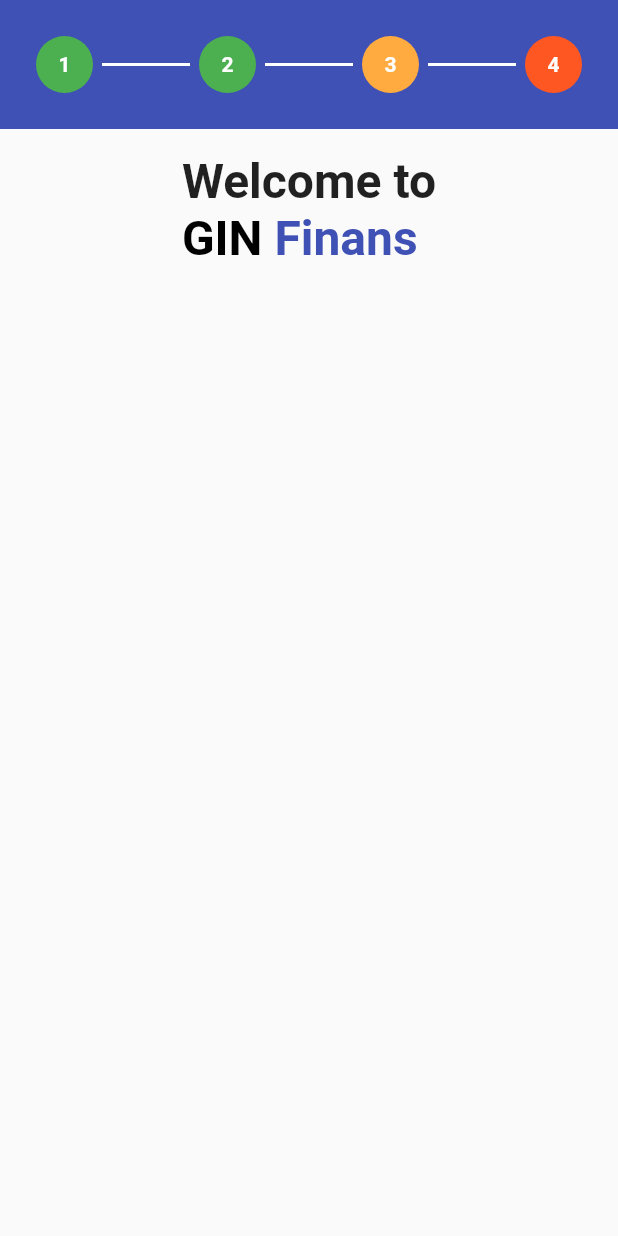
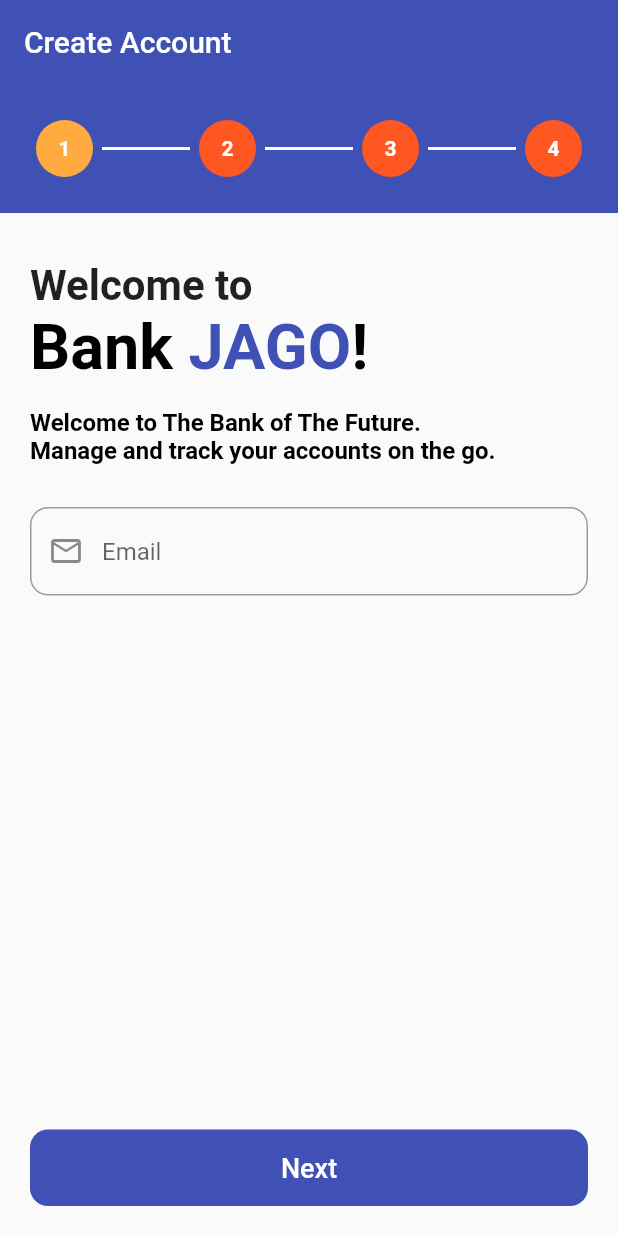
Before and after one commit to FungkiPandu/flutter_mini_register, a Flutter app: the screen it shows after launch, on a phone screen of 412 x 824 dp. Run offline on Flutter 3.47's test engine with Material 2 defaults, Android fonts, the phone set to English and light mode, and no system bars.

Commit message:
feat!: create page1 UI + update minimum sdk version to 2.12.0

```diff
--- /dev/null
+++ b/lib/component/my_button.dart
@@ -0,0 +1,34 @@
+import 'package:flutter/material.dart';
+
+class MyButton extends StatelessWidget {
+  final String text;
+  final Color? color;
+  final Function()? onPressed;
+
+  const MyButton({Key? key, this.text = "", this.color, this.onPressed})
+      : super(key: key);
+
+  @override
+  Widget build(BuildContext context) {
+    return Container(
+      padding: EdgeInsets.fromLTRB(20, 12, 20, 20),
+      width: MediaQuery.of(context).size.width,
+      child: ElevatedButton(
+        child: Text(text),
+        style: ElevatedButton.styleFrom(
+          primary: color,
+          padding: EdgeInsets.all(15),
+          elevation: 0,
+          shape: RoundedRectangleBorder(
+            borderRadius: BorderRadius.circular(12.0),
+          ),
+          textStyle: TextStyle(
+            fontSize: 18,
+            fontWeight: FontWeight.w500,
+          ),
+        ),
+        onPressed: onPressed,
+      ),
+    );
+  }
+}
--- a/lib/component/my_stepper.dart
+++ b/lib/component/my_stepper.dart
@@ -7,13 +7,12 @@ class MyStepper extends StatelessWidget {
   final double fontSize;
 
   const MyStepper({
-    Key key,
-    @required this.stepCount,
+    Key? key,
+    required this.stepCount,
     this.currentStep = 1,
     this.paddingSize = 8,
     this.fontSize = 12,
-  })  : assert(stepCount != null),
-        assert(currentStep > 0 && currentStep <= stepCount),
+  })  : assert(currentStep > 0 && currentStep <= stepCount),
         super(key: key);
 
   @override
--- /dev/null
+++ b/lib/component/my_text_field.dart
@@ -0,0 +1,28 @@
+import 'package:flutter/material.dart';
+
+class MyTextField extends StatelessWidget {
+  final String? hintText;
+  final IconData? prefixIcon;
+  final Color fillColor;
+
+  const MyTextField(
+      {Key? key,
+      this.hintText,
+      this.prefixIcon,
+      this.fillColor = Colors.white60})
+      : super(key: key);
+
+  @override
+  Widget build(BuildContext context) {
+    return TextField(
+      decoration: new InputDecoration(
+        prefixIcon: Icon(Icons.email_outlined),
+        border: OutlineInputBorder(
+          borderRadius: BorderRadius.circular(12),
+        ),
+        hintText: hintText,
+        fillColor: fillColor,
+      ),
+    );
+  }
+}
--- /dev/null
+++ b/lib/component/template/register_stepper.dart
@@ -0,0 +1,25 @@
+import 'package:flutter/material.dart';
+
+import '../my_stepper.dart';
+
+class RegisterStepper extends StatelessWidget {
+  final int currentStep;
+
+  const RegisterStepper({Key? key, this.currentStep = 1}) : super(key: key);
+
+  @override
+  Widget build(BuildContext context) {
+    return Container(
+      color: Theme.of(context).primaryColor,
+      child: Padding(
+        padding: EdgeInsets.all(24),
+        child: MyStepper(
+          stepCount: 4,
+          currentStep: currentStep,
+          fontSize: 14,
+          paddingSize: 12,
+        ),
+      ),
+    );
+  }
+}
--- a/lib/screen/register/page1_email/email_page.dart
+++ b/lib/screen/register/page1_email/email_page.dart
@@ -1,8 +1,10 @@
 import 'package:flutter/material.dart';
-import 'package:flutter_mini_register/component/my_stepper.dart';
+import 'package:flutter_mini_register/component/my_button.dart';
+import 'package:flutter_mini_register/component/my_text_field.dart';
+import 'package:flutter_mini_register/component/template/register_stepper.dart';
 
 class EmailPage extends StatefulWidget {
-  EmailPage({Key key}) : super(key: key);
+  EmailPage({Key? key}) : super(key: key);
 
   @override
   _EmailPageState createState() => _EmailPageState();
@@ -12,66 +14,88 @@ class _EmailPageState extends State<EmailPage> {
   @override
   Widget build(BuildContext context) {
     return Scaffold(
-      body: Container(
-        height: MediaQuery.of(context).size.height,
+      appBar: AppBar(
+        title: Text("Create Account"),
+      ),
+      body: Column(children: [_header(), _body()]),
+    );
+  }
+
+  Widget _header() => RegisterStepper(currentStep: 1);
+
+  Widget _body() {
+    return Expanded(
       child: Column(
         mainAxisSize: MainAxisSize.max,
-          children: [
-            Container(
-              color: Theme.of(context).primaryColor,
-              child: SafeArea(
-                child: Padding(
-                  padding: EdgeInsets.all(24),
-                  child: MyStepper(
-                    stepCount: 4,
-                    currentStep: 3,
-                    fontSize: 14,
-                    paddingSize: 12,
-                  ),
-                ),
-              ),
-            ),
-            Padding(
-              padding: EdgeInsets.all(16),
-              child: Column(
         crossAxisAlignment: CrossAxisAlignment.start,
         children: [
-                  Text(
-                    "Welcome to",
-                    style: TextStyle(
-                      fontSize: 32,
-                      fontWeight: FontWeight.bold,
-                    ),
-                  ),
-                  Text.rich(
-                    TextSpan(
-                      style: TextStyle(
-                        fontSize: 32,
-                        fontWeight: FontWeight.bold,
-                      ),
+          Expanded(
+            child: ListView(
+              padding: EdgeInsets.all(20),
               children: [
-                        TextSpan(
-                          text: 'GIN ',
-                          style: TextStyle(
-                            color: Colors.black,
-                            fontWeight: FontWeight.bold,
-                          ),
-                        ),
-                        TextSpan(
-                          text: 'Finans',
-                          style: TextStyle(
-                            color: Theme.of(context).primaryColor,
-                          ),
+                SizedBox(height: 12),
+                ..._welcomeHeaders(),
+                SizedBox(height: 16),
+                _welcomeText,
+                SizedBox(height: 28),
+                MyTextField(
+                  prefixIcon: Icons.email_outlined,
+                  hintText: "Email",
                 ),
               ],
             ),
           ),
+          _nextButton(),
         ],
       ),
+    );
+  }
+
+  List<Widget> _welcomeHeaders() {
+    return [
+      Text(
+        "Welcome to",
+        style: TextStyle(fontSize: 28, fontWeight: FontWeight.bold),
+      ),
+      Text.rich(
+        TextSpan(
+          style: TextStyle(fontSize: 42, fontWeight: FontWeight.bold),
+          children: [
+            TextSpan(
+              text: 'Bank ',
+              style: TextStyle(color: Colors.black),
+            ),
+            TextSpan(
+              text: 'JAGO',
+              style: TextStyle(color: Theme.of(context).primaryColor),
+            ),
+            TextSpan(
+              text: '!',
+              style: TextStyle(color: Colors.black),
             ),
           ],
         ),
       ),
+    ];
+  }
+
+  Widget _welcomeText = Text(
+    "Welcome to The Bank of The Future.\n"
+    "Manage and track your accounts on the go.",
+    style: TextStyle(
+      fontSize: 16,
+      color: Colors.black,
+      fontWeight: FontWeight.w600,
+    ),
+  );
+
+  Widget _nextButton() {
+    return MyButton(
+      text: 'Next',
+      onPressed: () {
+        //TODO: open next page
+        FocusScope.of(context).unfocus();
+      },
     );
   }
 }
--- a/lib/screen/register/page2_password/password_page.dart
+++ b/lib/screen/register/page2_password/password_page.dart
@@ -1,7 +1,7 @@
 import 'package:flutter/material.dart';
 
 class PasswordPage extends StatefulWidget {
-  PasswordPage({Key key}) : super(key: key);
+  PasswordPage({Key? key}) : super(key: key);
 
   @override
   _PasswordPageState createState() => _PasswordPageState();
--- a/lib/screen/register/page3_personal_info/personal_info_page.dart
+++ b/lib/screen/register/page3_personal_info/personal_info_page.dart
@@ -1,7 +1,7 @@
 import 'package:flutter/material.dart';
 
 class PersonalInfo extends StatefulWidget {
-  PersonalInfo({Key key}) : super(key: key);
+  PersonalInfo({Key? key}) : super(key: key);
 
   @override
   _PersonalInfoState createState() => _PersonalInfoState();
--- a/lib/screen/register/page4_schedule_vidcall/schedule_vidcall_page.dart
+++ b/lib/screen/register/page4_schedule_vidcall/schedule_vidcall_page.dart
@@ -1,7 +1,7 @@
 import 'package:flutter/material.dart';
 
 class ScheduleVidcallPage extends StatefulWidget {
-  ScheduleVidcallPage({Key key}) : super(key: key);
+  ScheduleVidcallPage({Key? key}) : super(key: key);
 
   @override
   _ScheduleVidcallPageState createState() => _ScheduleVidcallPageState();
--- a/pubspec.yaml
+++ b/pubspec.yaml
@@ -18,7 +18,7 @@ publish_to: 'none' # Remove this line if you wish to publish to pub.dev
 version: 1.0.0+1
 
 environment:
-  sdk: ">=2.7.0 <3.0.0"
+  sdk: ">=2.12.0 <3.0.0"
 
 dependencies:
   flutter:
```
Also changed, not shown: pubspec.lock. Lines whose indentation alone changed are shown as unchanged.
